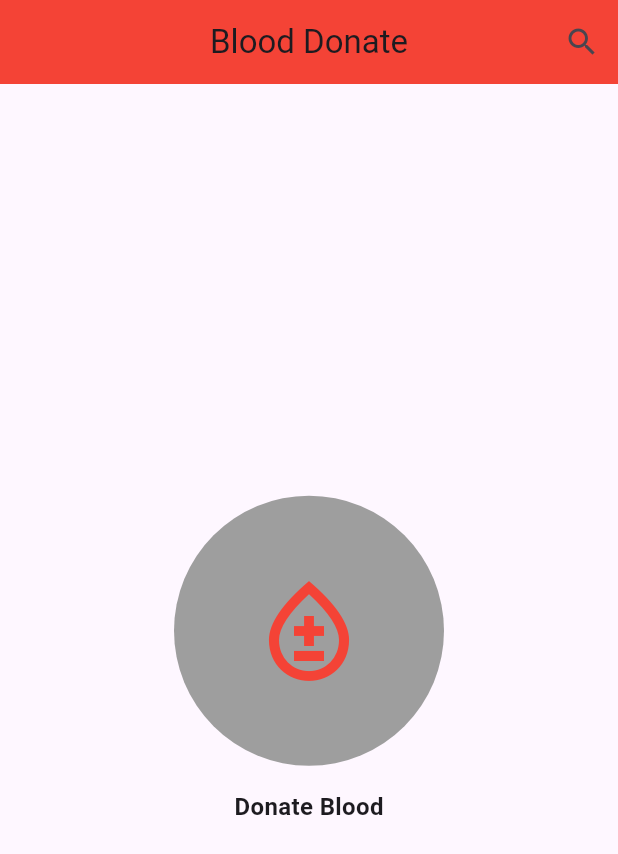
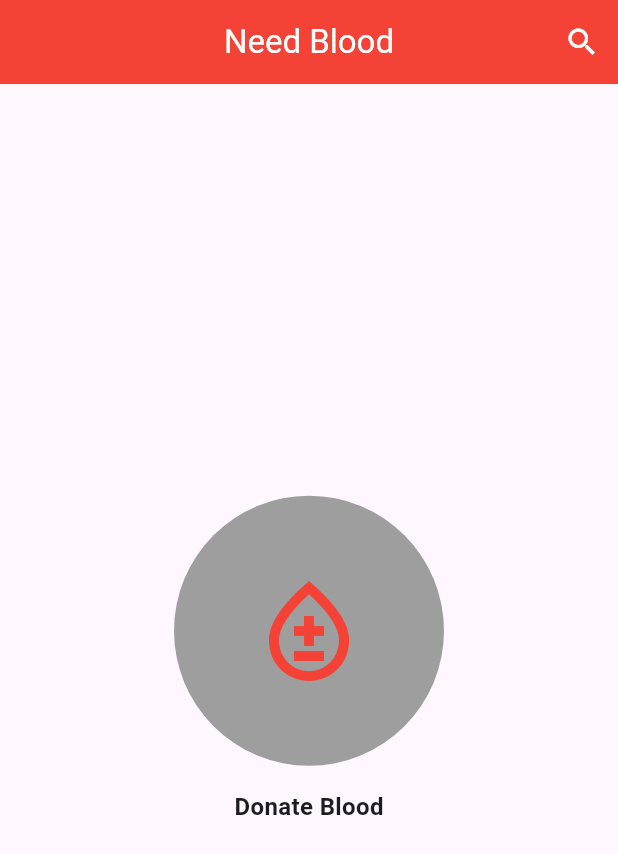
Before and after one commit to wahiduzzamanbappy/livetest_projects, a Flutter app: the screen it shows after launch, on a phone screen of 412 x 824 dp. Shown: the top 854 px of the screen. Run offline on Flutter 3.47's test engine with Material 3 defaults, Android fonts, the light colour scheme and no system bars.

Commit message:
new changed

```diff
--- a/lib/main.dart
+++ b/lib/main.dart
@@ -26,12 +26,14 @@ class BloodDonate extends StatelessWidget {
       backgroundColor: const Color.fromARGB(255, 254, 247, 255),
       appBar: AppBar(
         backgroundColor: Colors.red,
-        title: const Text('Blood Donate'),
+        title: const Text('Need Blood', style: TextStyle(
+          color: Colors.white,
+        ),),
         centerTitle: true,
         actions: [
           IconButton(
             onPressed: () {},
-            icon: const Icon(Icons.search),
+            icon: const Icon(Icons.search, color: Colors.white,),
           ),
         ],
       ),
```
